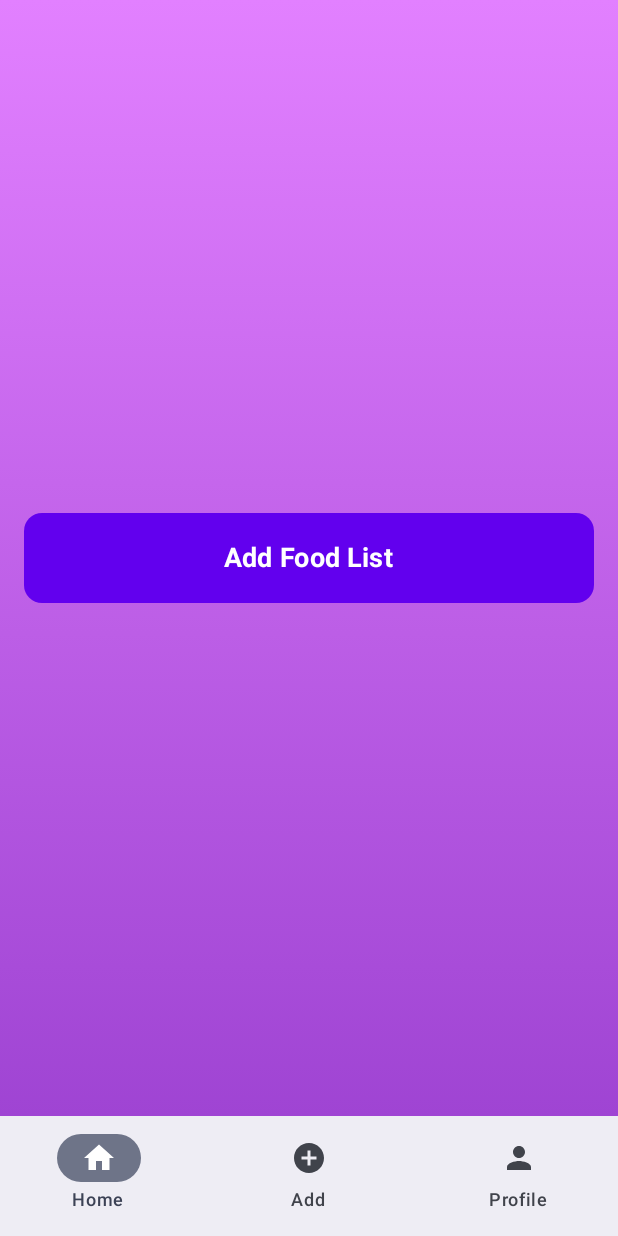
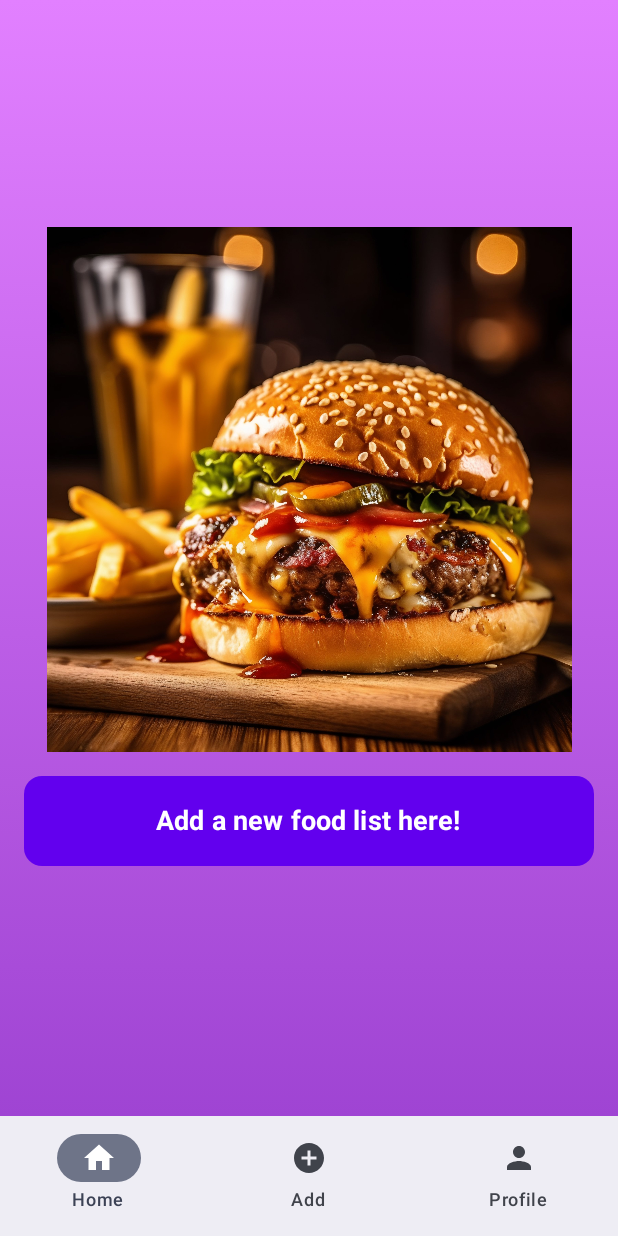
Before and after one commit to Kaniizs/Meal-planner, an Android app built with Jetpack Compose: the AddScreen screen opened through its navigation route, on a phone screen of 412 x 824 dp. Run offline under Robolectric (Android 15) with nearby library versions, the phone set to English and light mode, and no system bars; our stand-ins replace Firebase (no records; nobody signed in at launch, a user with empty details on screens opened directly).

Commit message:
Version 2.2 (Will Adjust the layout later)

```diff
--- a/app/src/main/java/org/classapp/mealplanner20/AddScreen.kt
+++ b/app/src/main/java/org/classapp/mealplanner20/AddScreen.kt
@@ -2,6 +2,7 @@ package org.classapp.mealplanner20
 
 import android.content.Context
 import android.content.Intent
+import androidx.compose.foundation.Image
 import androidx.compose.foundation.background
 import androidx.compose.foundation.layout.*
 import androidx.compose.foundation.shape.RoundedCornerShape
@@ -13,6 +14,7 @@ import androidx.compose.ui.Alignment
 import androidx.compose.ui.Modifier
 import androidx.compose.ui.graphics.Brush
 import androidx.compose.ui.graphics.Color
+import androidx.compose.ui.res.painterResource
 import androidx.compose.ui.text.font.FontWeight
 import androidx.compose.ui.unit.dp
 import androidx.compose.ui.unit.sp
@@ -34,6 +36,12 @@ fun AddScreen(context: Context) {
             verticalArrangement = Arrangement.Center,
             horizontalAlignment = Alignment.CenterHorizontally
         ) {
+            Image(
+                painter = painterResource(id = R.drawable.food),
+                contentDescription = "Food",
+                modifier = Modifier.size(350.dp)
+            )
+
             Button(
                 onClick = {
                     // Create intent to navigate to FoodList activity
@@ -51,7 +59,7 @@ fun AddScreen(context: Context) {
                 ),
             ) {
                 Text(
-                    text = "Add Food List",
+                    text = "Add a new food list here!",
                     fontSize = 18.sp,
                     fontWeight = FontWeight.Bold
                 )
--- a/app/src/main/java/org/classapp/mealplanner20/Food.kt
+++ b/app/src/main/java/org/classapp/mealplanner20/Food.kt
@@ -1,4 +1,4 @@
 package org.classapp.mealplanner20
 
-data class Food(val foodName: String? = null, val category: String? = null, val calories: String? = null) {
+data class Food(val foodName: String? = null, val category: String? = null, val calories: Int? = null) {
 }
--- a/app/src/main/java/org/classapp/mealplanner20/FoodList.kt
+++ b/app/src/main/java/org/classapp/mealplanner20/FoodList.kt
@@ -39,7 +39,7 @@ class FoodList : AppCompatActivity() {
             // Get the data from the EditText fields
             val foodName = foodNameEditText.text.toString()
             val foodType = categoryEditText.text.toString()
-            val foodCalories = caloriesEditText.text.toString()
+            val foodCalories = caloriesEditText.text.toString().toInt() // Parse to Int
 
             // Create a Food object
             val food = Food(foodName, foodType, foodCalories)
--- a/app/src/main/java/org/classapp/mealplanner20/HomeScreen.kt
+++ b/app/src/main/java/org/classapp/mealplanner20/HomeScreen.kt
@@ -1,19 +1,24 @@
 package org.classapp.mealplanner20
 
 import androidx.compose.foundation.background
+import androidx.compose.foundation.border
 import androidx.compose.foundation.layout.*
 import androidx.compose.foundation.lazy.LazyColumn
 import androidx.compose.foundation.lazy.items
+import androidx.compose.foundation.shape.RoundedCornerShape
+import androidx.compose.material3.Button
 import androidx.compose.material3.Text
 import androidx.compose.runtime.Composable
 import androidx.compose.runtime.LaunchedEffect
 import androidx.compose.runtime.mutableStateListOf
 import androidx.compose.runtime.remember
+import androidx.compose.ui.Alignment
 import androidx.compose.ui.Modifier
 import androidx.compose.ui.graphics.Brush
 import androidx.compose.ui.graphics.Color
 import androidx.compose.ui.text.font.FontFamily
 import androidx.compose.ui.text.font.FontWeight
+import androidx.compose.ui.text.style.TextAlign
 import androidx.compose.ui.unit.dp
 import androidx.compose.ui.unit.sp
 import com.google.firebase.database.*
@@ -46,8 +51,17 @@ fun FoodItem(food: Food) {
         modifier = Modifier
             .padding(16.dp)
             .fillMaxWidth()
-            .background(Color.White)
-            .padding(16.dp)
+            .background(
+                brush = Brush.verticalGradient(
+                    colors = listOf(
+                        Color(0xFFE280FF),
+                        Color(0xFF9F44D3)
+                    )
+                ),
+                shape = RoundedCornerShape(16.dp)
+            )
+            .padding(8.dp)
+            .wrapContentHeight()
     ) {
         Text(
             text = "Food Name: ${food.foodName ?: "N/A"}",
@@ -59,7 +73,7 @@ fun FoodItem(food: Food) {
         Spacer(modifier = Modifier.height(8.dp))
         Text(
             text = "Category: ${food.category ?: "N/A"}",
-            color = Color.Gray,
+            color = Color.White,
             fontFamily = FontFamily.Monospace,
             fontWeight = FontWeight.Medium,
             fontSize = 16.sp
@@ -67,7 +81,7 @@ fun FoodItem(food: Food) {
         Spacer(modifier = Modifier.height(4.dp))
         Text(
             text = "Calories: ${food.calories}",
-            color = Color.Gray,
+            color = Color.White,
             fontFamily = FontFamily.Monospace,
             fontWeight = FontWeight.Medium,
             fontSize = 16.sp
@@ -79,19 +93,11 @@ fun FoodItem(food: Food) {
 fun HomeScreen() {
     val foodList = remember { mutableStateListOf<Food>() }
 
-    // Retrieve data from Firebase
     LaunchedEffect(Unit) {
-        getFoodData(
-            onDataLoaded = { fetchedFoodList ->
-                foodList.clear()
-                foodList.addAll(fetchedFoodList)
-            },
-            onError = { error ->
-                // Handle error by showing a toast message
+        fetchDataFromDatabase(foodList)
+    }
 
-            }
-        )
-    }
+    val totalCalories = foodList.sumOf { it.calories ?: 0 }
 
     Box(
         modifier = Modifier
@@ -99,28 +105,105 @@ fun HomeScreen() {
             .background(
                 brush = Brush.verticalGradient(
                     colors = listOf(
-                        Color(0xFFE280FF), // Start color
-                        Color(0xFF9F44D3) // End color
+                        Color(0xFFE280FF),
+                        Color(0xFF9F44D3)
                     )
-                )
+                ),
             )
+            .padding(16.dp)
     ) {
-        LazyColumn(
+        Column(
             modifier = Modifier
-                .padding(horizontal = 16.dp)
                 .fillMaxSize()
+                .padding(8.dp)
+                .wrapContentHeight(Alignment.CenterVertically)
         ) {
-            item {
+            Row(
+                modifier = Modifier
+                    .fillMaxWidth(),
+                horizontalArrangement = Arrangement.SpaceBetween
+            ) {
                 Text(
                     text = "Food List",
                     color = Color.White,
                     fontSize = 20.sp,
-                    modifier = Modifier.padding(vertical = 8.dp),
+                    modifier = Modifier.padding(vertical = 8.dp)
                 )
+
+                Button(
+                    onClick = { clearDataFromDatabase(foodList) },
+                    modifier = Modifier.padding(end = 8.dp)
+                ) {
+                    Text(text = "Clear")
+                }
             }
-            items(foodList) { food ->
-                FoodItem(food = food)
+
+            LazyColumn(
+                modifier = Modifier
+                    .weight(1f)
+                    .fillMaxWidth()
+                    .background(
+                        brush = Brush.verticalGradient(
+                            colors = listOf(
+                                Color(0xFFE280FF),
+                                Color(0xFF9F44D3)
+                            )
+                        ),
+                        shape = RoundedCornerShape(16.dp)
+                    )
+                    .padding(horizontal = 16.dp, vertical = 8.dp)
+            ) {
+                items(foodList) { food ->
+                    FoodItem(food = food)
+                }
             }
+
+            Text(
+                text = if (totalCalories > 2000) {
+                    "You have eaten too much today!"
+                } else {
+                    "Today, you have eaten a total of $totalCalories calories"
+                },
+                color = Color.White,
+                fontSize = 16.sp,
+                modifier = Modifier.padding(vertical = 8.dp),
+                textAlign = TextAlign.Center,
+            )
         }
     }
 }
+
+private fun fetchDataFromDatabase(foodList: MutableList<Food>) {
+    val database = FirebaseDatabase.getInstance()
+    val ref = database.getReference("Foods")
+
+    ref.addValueEventListener(object : ValueEventListener {
+        override fun onDataChange(snapshot: DataSnapshot) {
+            val newFoodList = mutableListOf<Food>()
+            for (childSnapshot in snapshot.children) {
+                val food = childSnapshot.getValue(Food::class.java)
+                food?.let {
+                    newFoodList.add(it)
+                }
+            }
+            foodList.clear()
+            foodList.addAll(newFoodList)
+        }
+
+        override fun onCancelled(error: DatabaseError) {
+            // Handle error
+        }
+    })
+}
+
+private fun clearDataFromDatabase(foodList: MutableList<Food>) {
+    val database = FirebaseDatabase.getInstance()
+    val ref = database.getReference("Foods")
+    ref.removeValue().addOnCompleteListener { task ->
+        if (task.isSuccessful) {
+            foodList.clear()
+        } else {
+            // Handle failure
+        }
+    }
+}
--- a/app/src/main/res/values/strings.xml
+++ b/app/src/main/res/values/strings.xml
@@ -13,7 +13,7 @@
     <string name="calories">Calories</string>
     <string name="category">Category</string>
     <string name="food_name">Food Name</string>
-    <string name="submit">Submit</string>
+    <string name="submit">Add!</string>
     <string name="confirm_password">Confirm Password</string>
 
 </resources>
```
Also changed, not shown: app/src/main/res/drawable/food.jpg (added).
